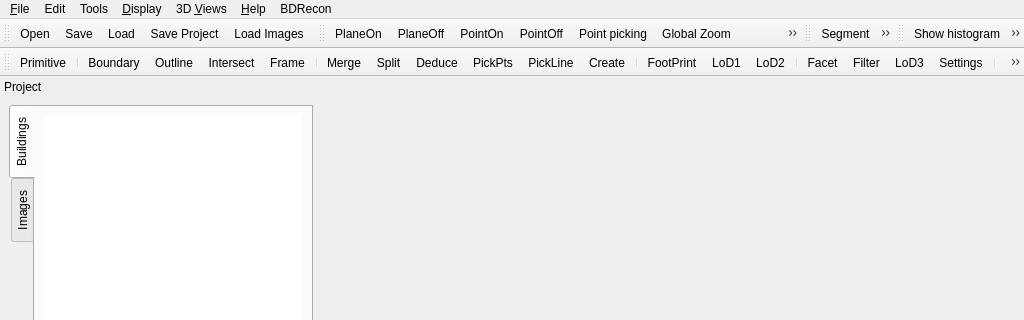
The window that qCC/ui_templates/mainWindow.ui (CloudCompare/CloudCompare) describes before a commit, drawn with Qt 5; both pictures show x 0 to 1024 and y 0 to 320 of the 1024 by 768 pixel window.
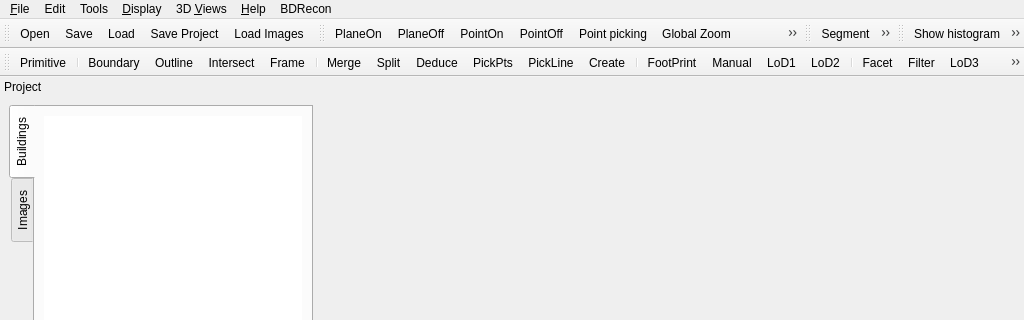
The same window after the commit. Icons and pictures are not drawn. Custom widgets are drawn as their Qt base class.

Commit message: add auto footprint buttom

What changed in the file:
```diff
--- a/qCC/ui_templates/mainWindow.ui
+++ b/qCC/ui_templates/mainWindow.ui
@@ -488,7 +488,7 @@
     <addaction name="actionPointPicking"/>
     <addaction name="actionPointListPicking"/>
     <addaction name="actionTracePolyline"/>
-    <addaction name="actionBDFootPrint"/>
+    <addaction name="actionBDFootPrintManual"/>
     <addaction name="separator"/>
     <addaction name="menuSandBox"/>
     <addaction name="separator"/>
@@ -985,7 +985,8 @@
    <addaction name="actionBDPlaneFromPolygon"/>
    <addaction name="actionBDPrimMakePlane"/>
    <addaction name="separator"/>
-   <addaction name="actionBDFootPrint"/>
+   <addaction name="actionBDFootPrintAuto"/>
+   <addaction name="actionBDFootPrintManual"/>
    <addaction name="actionBDLoD1Generation"/>
    <addaction name="actionBD3D4EM"/>
    <addaction name="separator"/>
@@ -3517,13 +3518,19 @@
     <string>LoD1</string>
    </property>
   </action>
-  <action name="actionBDFootPrint">
+  <action name="actionBDFootPrintManual">
    <property name="icon">
     <iconset resource="../icones.qrc">
      <normaloff>:/CC/Stocker/images/stocker/footprint.png</normaloff>:/CC/Stocker/images/stocker/footprint.png</iconset>
    </property>
    <property name="text">
-    <string>FootPrint</string>
+    <string>FootPrint Manual</string>
+   </property>
+   <property name="iconText">
+    <string>Manual</string>
+   </property>
+   <property name="toolTip">
+    <string>extract footPrint manually</string>
    </property>
   </action>
   <action name="actionBDProjectSave">
@@ -3613,6 +3620,18 @@
     <string>Cloud/Model Dist</string>
    </property>
   </action>
+  <action name="actionBDFootPrintAuto">
+   <property name="icon">
+    <iconset resource="../icones.qrc">
+     <normaloff>:/CC/Stocker/images/stocker/footprint.png</normaloff>:/CC/Stocker/images/stocker/footprint.png</iconset>
+   </property>
+   <property name="text">
+    <string>FootPrint</string>
+   </property>
+   <property name="toolTip">
+    <string>extract footprints</string>
+   </property>
+  </action>
  </widget>
  <customwidgets>
   <customwidget>
```
The commit also changes 2 other files.
